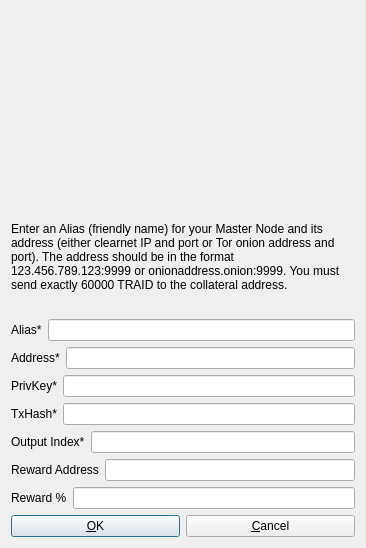
The window that src/qt/forms/addeditadrenalinenode.ui (TraidPlatform/traidcoin) describes before a commit, drawn with Qt 5.
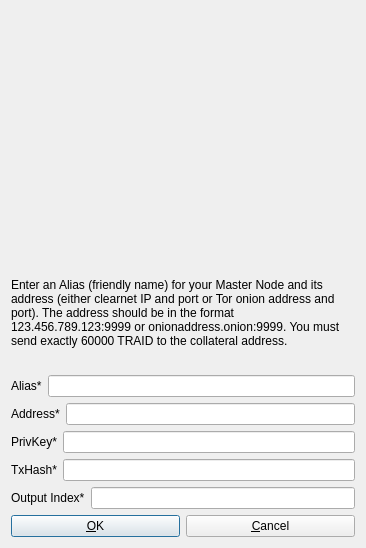
The same window after the commit. Icons and pictures are not drawn.

```diff
--- a/src/qt/forms/addeditadrenalinenode.ui
+++ b/src/qt/forms/addeditadrenalinenode.ui
@@ -216,43 +216,6 @@
      </item>
     </layout>
    </item>
-   <item>
-    <layout class="QHBoxLayout" name="horizontalLayout_6">
-     <property name="bottomMargin">
-      <number>0</number>
-     </property>
-     <item>
-      <widget class="QLabel" name="label_3">
-       <property name="text">
-        <string>Reward Address</string>
-       </property>
-      </widget>
-     </item>
-     <item>
-      <widget class="QLineEdit" name="rewardaddressLineEdit"/>
-     </item>
-    </layout>
-   </item>
-   <item>
-    <layout class="QHBoxLayout" name="horizontalLayout_7">
-     <property name="topMargin">
-      <number>0</number>
-     </property>
-     <property name="bottomMargin">
-      <number>0</number>
-     </property>
-     <item>
-      <widget class="QLabel" name="label_7">
-       <property name="text">
-        <string>Reward %</string>
-       </property>
-      </widget>
-     </item>
-     <item>
-      <widget class="QLineEdit" name="rewardpercentageLineEdit"/>
-     </item>
-    </layout>
-   </item>
    <item>
     <layout class="QHBoxLayout" name="horizontalLayout_Buttons">
      <item>
```
